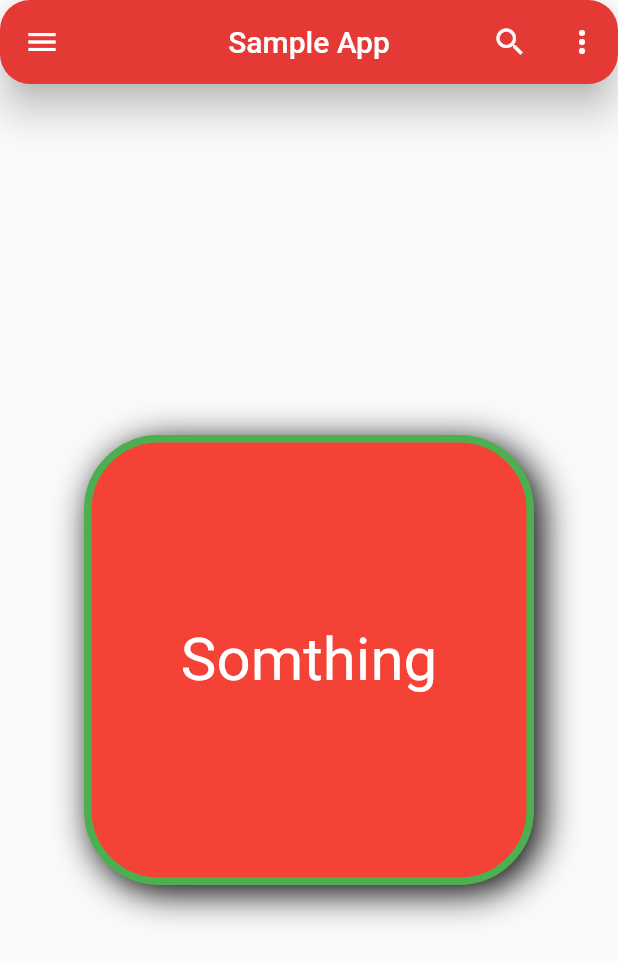
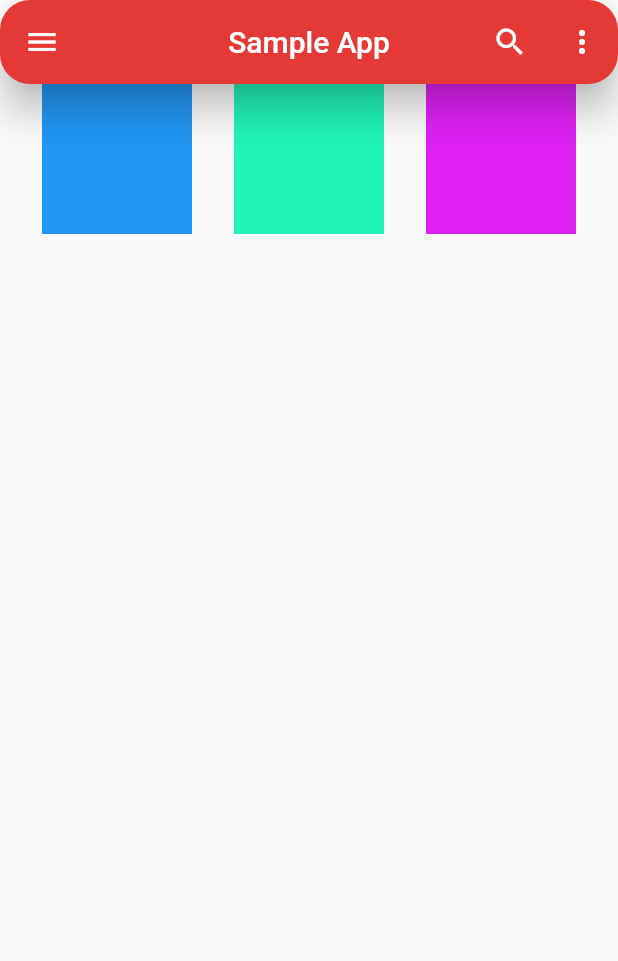
Before and after one commit to IsmailKoormath/Flutter_widgets, a Flutter app: the screen it shows after launch, on a phone screen of 412 x 824 dp. Shown: the top 961 px of the screen. Run offline on Flutter 3.47's test engine with Material 2 defaults, Android fonts, the phone set to English and light mode, and no system bars.

Commit message:
create rowcolumnfile

```diff
--- a/lib/main.dart
+++ b/lib/main.dart
@@ -1,3 +1,4 @@
+import 'package:first_app/widgets/rowcoloumn.dart';
 import 'package:flutter/material.dart';
 import './widgets/container.dart';
 
@@ -13,7 +14,10 @@ class MyApp extends StatelessWidget {
     return MaterialApp(
       debugShowCheckedModeBanner: false,
       title: "Demo",
-      home: MyWidget()
+      home: RowWidget(),
+      // home: MyWidget(),
+
+
     );
   }
 }
--- /dev/null
+++ b/lib/widgets/rowcoloumn.dart
@@ -0,0 +1,51 @@
+import 'package:flutter/material.dart';
+
+class RowWidget extends StatelessWidget {
+  const RowWidget({super.key});
+
+  @override
+  Widget build(BuildContext context) {
+    return Scaffold (
+        appBar: AppBar(
+          title: Text("Sample App"),
+          centerTitle: true,
+          backgroundColor: Colors.red[600],
+          leading: Icon(Icons.menu),
+          actions: [
+            IconButton(onPressed: (){}, icon: Icon(Icons.search)),
+            IconButton(onPressed: (){}, icon: Icon(Icons.more_vert))
+          ],
+
+          shape:RoundedRectangleBorder(borderRadius: BorderRadius.vertical(
+            bottom: Radius.circular(20),
+            top: Radius.circular(20)
+          )),
+
+          // shadow effect
+          elevation: 10.5,
+
+        ),
+        body:Row(
+          mainAxisAlignment: MainAxisAlignment.spaceEvenly,
+          children: [
+            Container(
+              width: 100,
+              height: 100,
+              color: Colors.blue,
+            ),
+            Container(
+              width: 100,
+              height: 100,
+              color: const Color.fromARGB(255, 33, 243, 184),
+            ),
+            Container(
+              width: 100,
+              height: 100,
+              color: const Color.fromARGB(255, 222, 33, 243),
+            )
+          ],
+        )
+        );
+
+  }
+}
```
